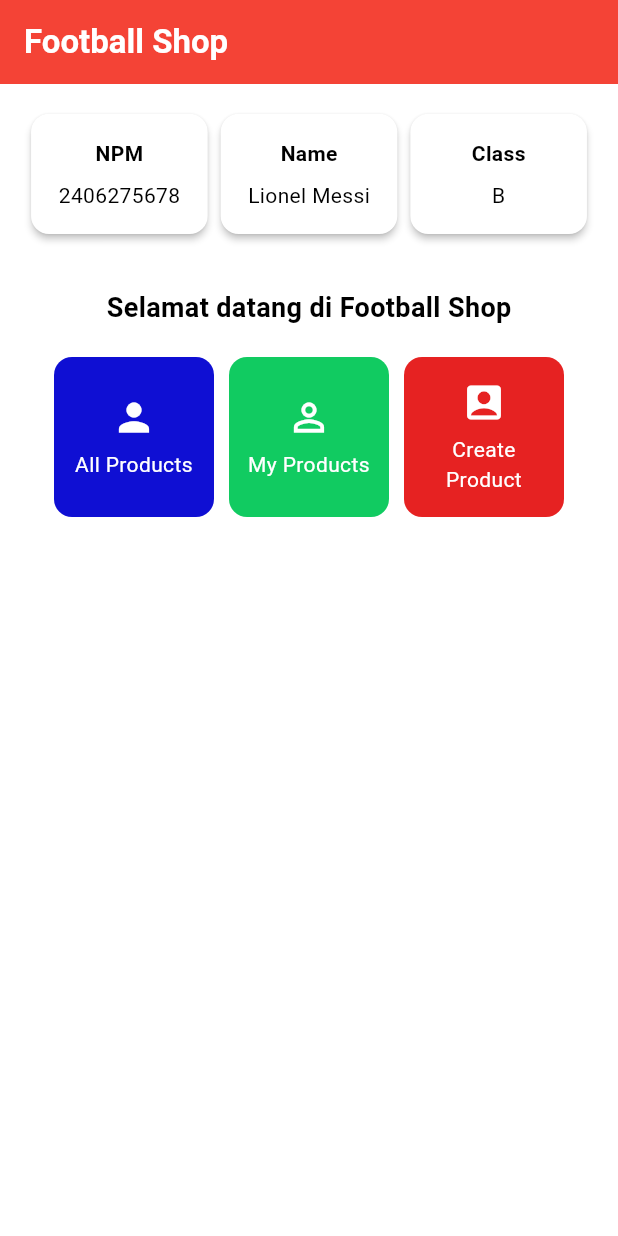
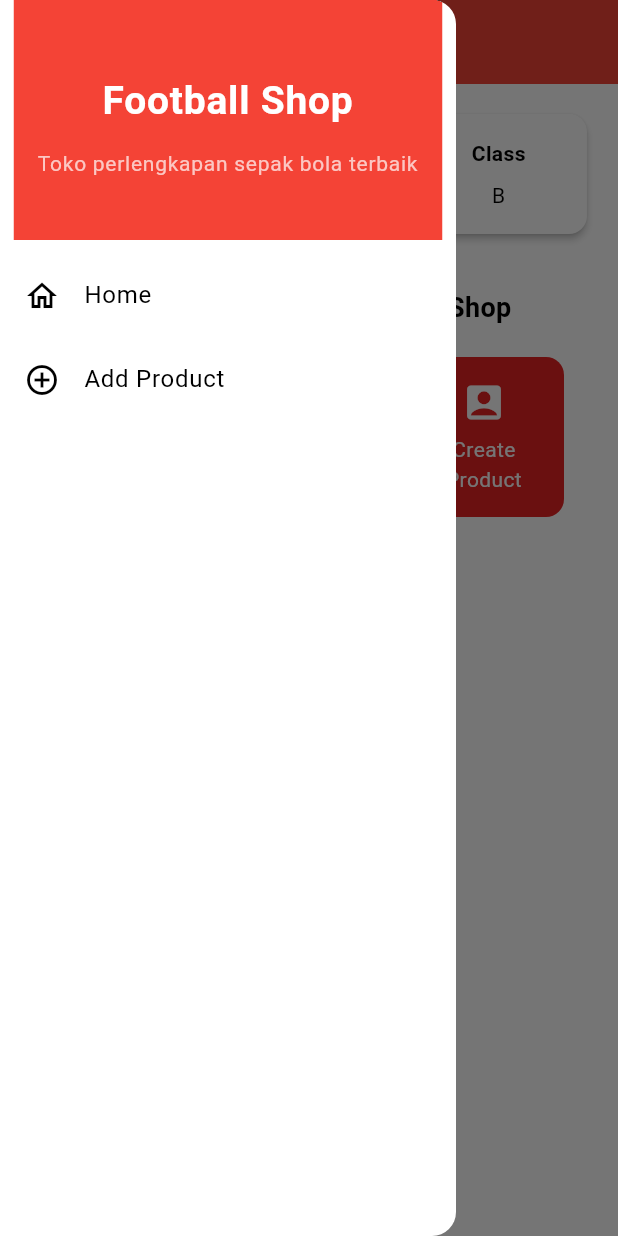
Before and after one commit to rafasoelistiono/football-shop-mobile, a Flutter app: the screen it shows after launch, with the side drawer open (before the commit the screen has no drawer), on a phone screen of 412 x 824 dp. Run offline on Flutter 3.47's test engine with Material 3 defaults, Android fonts, the phone set to English and light mode, and no system bars.

Commit message:
tugas 8 selesai

```diff
--- a/lib/main.dart
+++ b/lib/main.dart
@@ -1,5 +1,5 @@
 import 'package:flutter/material.dart';
-import 'package:football_shop/menu.dart';
+import 'package:football_shop/screens/menu.dart';
 
 void main() {
   runApp(const MyApp());
--- a/lib/menu.dart
+++ b/lib/screens/menu.dart
@@ -1,4 +1,6 @@
 import 'package:flutter/material.dart';
+import 'package:football_shop/widgets/left_drawer.dart';
+import 'package:football_shop/screens/productlist_form.dart';
 
 class MyHomePage extends StatelessWidget {
   MyHomePage({super.key});
@@ -8,9 +10,21 @@ class MyHomePage extends StatelessWidget {
   final String kelas = "B"; //kelas
 
   final List<ItemHomepage> items = [
-    ItemHomepage("All Products", Icons.person, const Color.fromARGB(255, 15, 15, 211)),
-    ItemHomepage("My Products", Icons.person_outline, const Color.fromARGB(255, 17, 203, 97)),
-    ItemHomepage("Create Product", Icons.account_box, const Color.fromARGB(255, 230, 34, 34)),
+    ItemHomepage(
+      "All Products",
+      Icons.person,
+      const Color.fromARGB(255, 15, 15, 211),
+    ),
+    ItemHomepage(
+      "My Products",
+      Icons.person_outline,
+      const Color.fromARGB(255, 17, 203, 97),
+    ),
+    ItemHomepage(
+      "Create Product",
+      Icons.account_box,
+      const Color.fromARGB(255, 230, 34, 34),
+    ),
   ];
 
   @override
@@ -19,7 +33,7 @@ class MyHomePage extends StatelessWidget {
     return Scaffold(
       // AppBar adalah bagian atas halaman yang menampilkan judul.
       appBar: AppBar(
-        // Judul aplikasi "Football News" dengan teks putih dan tebal.
+        // Judul aplikasi "Football Shop" dengan teks putih dan tebal.
         title: const Text(
           'Football Shop',
           style: TextStyle(color: Colors.white, fontWeight: FontWeight.bold),
@@ -27,6 +41,8 @@ class MyHomePage extends StatelessWidget {
         // Warna latar belakang AppBar diambil dari skema warna tema aplikasi.
         backgroundColor: Theme.of(context).colorScheme.primary,
       ),
+      // Tambahkan drawer
+      drawer: const LeftDrawer(),
       // Body halaman dengan padding di sekelilingnya.
       body: Padding(
         padding: const EdgeInsets.all(16.0),
@@ -75,10 +91,9 @@ class MyHomePage extends StatelessWidget {
                     shrinkWrap: true,
 
                     // Menampilkan ItemCard untuk setiap item dalam list items.
-                    children:
-                        items.map((ItemHomepage item) {
-                          return ItemCard(item);
-                        }).toList(),
+                    children: items.map((ItemHomepage item) {
+                      return ItemCard(item);
+                    }).toList(),
                   ),
                 ],
               ),
@@ -109,7 +124,7 @@ class InfoCard extends StatelessWidget {
             MediaQuery.of(context).size.width /
             3.5, // menyesuaikan dengan lebar device yang digunakan.
         padding: const EdgeInsets.all(16.0),
-        // Menyusun title dan content secara vertikal.
+        // Menyusun title and content secara vertikal.
         child: Column(
           children: [
             Text(title, style: const TextStyle(fontWeight: FontWeight.bold)),
@@ -156,6 +171,15 @@ class ItemCard extends StatelessWidget {
                 content: Text("Kamu telah menekan tombol ${item.name}!"),
               ),
             );
+          // Navigasi ke Create Product jika item adalah "Create Product"
+          if (item.name == "Create Product") {
+            Navigator.push(
+              context,
+              MaterialPageRoute(
+                builder: (context) => const CreateProductPage(),
+              ),
+            );
+          }
         },
         // Container untuk menyimpan Icon dan Text
         child: Container(
--- /dev/null
+++ b/lib/widgets/left_drawer.dart
@@ -0,0 +1,87 @@
+import 'package:flutter/material.dart';
+import 'package:football_shop/screens/menu.dart';
+import 'package:football_shop/screens/productlist_form.dart';
+
+class LeftDrawer extends StatelessWidget {
+  const LeftDrawer({super.key});
+
+  @override
+  Widget build(BuildContext context) {
+    return Drawer(
+      child: Column(
+        children: [
+          // Header Drawer
+          DrawerHeader(
+            decoration: BoxDecoration(
+              color: Theme.of(context).colorScheme.primary,
+            ),
+            child: const Column(
+              mainAxisAlignment: MainAxisAlignment.center,
+              children: [
+                Text(
+                  'Football Shop',
+                  textAlign: TextAlign.center,
+                  style: TextStyle(
+                    fontSize: 26,
+                    fontWeight: FontWeight.bold,
+                    color: Colors.white,
+                  ),
+                ),
+                SizedBox(height: 12),
+                Text(
+                  'Toko perlengkapan sepak bola terbaik',
+                  textAlign: TextAlign.center,
+                  style: TextStyle(fontSize: 14, color: Colors.white70),
+                ),
+              ],
+            ),
+          ),
+
+          // Menu Navigasi
+          ListTile(
+            leading: const Icon(Icons.home_outlined),
+            title: const Text('Home'),
+            onTap: () {
+              // Navigasi ke HomePage
+              Navigator.pushReplacement(
+                context,
+                MaterialPageRoute(builder: (context) => MyHomePage()),
+              );
+              // SnackBar
+              ScaffoldMessenger.of(context)
+                ..hideCurrentSnackBar()
+                ..showSnackBar(
+                  const SnackBar(
+                    content: Text("Kamu berada di halaman Home!"),
+                    duration: Duration(seconds: 2),
+                  ),
+                );
+            },
+          ),
+          ListTile(
+            leading: const Icon(Icons.add_circle_outline),
+            title: const Text('Add Product'),
+            onTap: () {
+              // Navigasi ke halaman form
+              Navigator.pushReplacement(
+                context,
+                MaterialPageRoute(
+                  builder: (context) => const CreateProductPage(),
+                ),
+              );
+              // SnackBar
+              ScaffoldMessenger.of(context)
+                ..hideCurrentSnackBar()
+                ..showSnackBar(
+                  const SnackBar(
+                    content: Text("Kamu membuka halaman Add Product!"),
+                    duration: Duration(seconds: 2),
+                  ),
+                );
+            },
+          ),
+        ],
+      ),
+    );
+  }
+}
```
Also changed, not shown: lib/screens/productlist_form.dart (added, +237 -0 lines), lib/widgets/news_card.dart (added, +61 -0 lines), 1 other file.
